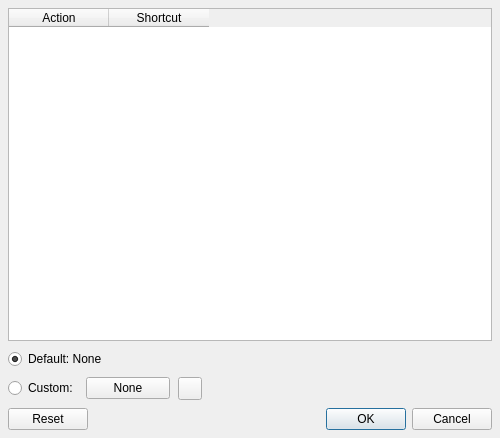
Old version of the form resources/forms/shortcutlistdialog.ui in the repository zonArt/openlp.
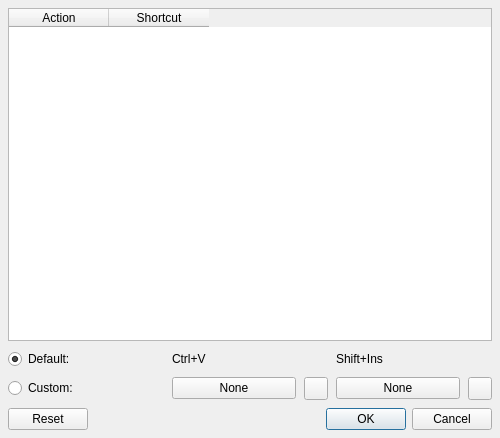
New version of the form. Icons and pictures are not drawn.

Commit message: added new dialog from superfly + few own changes

Patch:
```diff
--- a/resources/forms/shortcutlistdialog.ui
+++ b/resources/forms/shortcutlistdialog.ui
@@ -41,35 +41,35 @@
     </widget>
    </item>
    <item>
-    <layout class="QVBoxLayout" name="shortcutLayout">
+    <layout class="QGridLayout" name="detailsLayout">
+     <property name="topMargin">
+      <number>0</number>
+     </property>
      <property name="spacing">
       <number>8</number>
      </property>
-     <property name="leftMargin">
-      <number>0</number>
-     </property>
-     <item>
+     <item row="0" column="0">
       <widget class="QRadioButton" name="defaultRadioButton">
        <property name="text">
-        <string>Default: None</string>
+        <string>Default:</string>
        </property>
        <property name="checked">
         <bool>true</bool>
        </property>
       </widget>
      </item>
-     <item>
-      <layout class="QHBoxLayout" name="customShortcutLayout">
+     <item row="1" column="0">
+      <widget class="QRadioButton" name="customRadioButton">
+       <property name="text">
+        <string>Custom:</string>
+       </property>
+      </widget>
+     </item>
+     <item row="1" column="1">
+      <layout class="QHBoxLayout" name="shortcutLayout">
        <property name="spacing">
         <number>8</number>
        </property>
-       <item>
-        <widget class="QRadioButton" name="customRadioButton">
-         <property name="text">
-          <string>Custom:</string>
-         </property>
-        </widget>
-       </item>
        <item>
         <widget class="QPushButton" name="shortcutPushButton">
          <property name="minimumSize">
@@ -110,21 +110,51 @@
          </property>
         </widget>
        </item>
+      </layout>
+     </item>
+     <item row="1" column="2">
+      <layout class="QHBoxLayout" name="alternateLayout">
+       <property name="spacing">
+        <number>8</number>
+       </property>
        <item>
-        <spacer name="customShortcutSpacer">
-         <property name="orientation">
-          <enum>Qt::Horizontal</enum>
+        <widget class="QPushButton" name="alternatePushButton">
+         <property name="text">
+          <string>None</string>
          </property>
-         <property name="sizeHint" stdset="0">
-          <size>
-           <width>40</width>
-           <height>20</height>
-          </size>
+         <property name="icon">
+          <iconset resource="../images/openlp-2.qrc">
+           <normaloff>:/system/system_configure_shortcuts.png</normaloff>:/system/system_configure_shortcuts.png</iconset>
          </property>
-        </spacer>
+        </widget>
        </item>
+       <item>
+        <widget class="QToolButton" name="clearAlternateButton">
+         <property name="text">
+          <string/>
+         </property>
+         <property name="icon">
+          <iconset resource="../images/openlp-2.qrc">
+           <normaloff>:/system/clear_shortcut.png</normaloff>:/system/clear_shortcut.png</iconset>
+         </property>
+        </widget>
+       </item>
       </layout>
      </item>
+     <item row="0" column="1">
+      <widget class="QLabel" name="shortcutLabel">
+       <property name="text">
+        <string>Ctrl+V</string>
+       </property>
+      </widget>
+     </item>
+     <item row="0" column="2">
+      <widget class="QLabel" name="alternateLabel">
+       <property name="text">
+        <string>Shift+Ins</string>
+       </property>
+      </widget>
+     </item>
     </layout>
    </item>
    <item>
```
Left out of the diff: 2 changed lines with no effect on the pictures. The commit also changes 2 other files.
